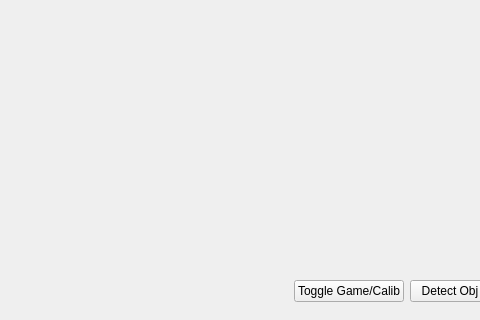
Before: the Qt Designer form ui/MainWindow.ui in dattanchu/Astronomican, drawn with Qt 5; both pictures show x 206 to 686 and y 280 to 600 of the 800 by 600 pixel window.
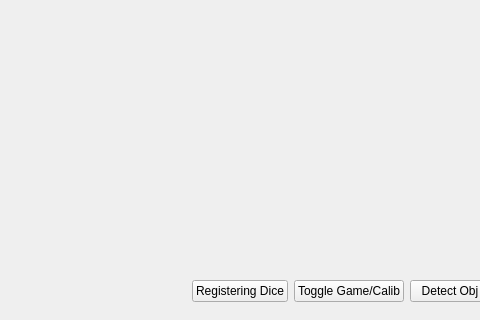
After: the same form once the commit is applied.

Commit message: working on dice registration. Currently we assume the size of the dice is around 50x50 pix on our virtual screen. We will add a feature that enable player to increase or decrease the size of the dices later. Now we need to focus on detecting the dice base on their templates.

```diff
--- a/ui/MainWindow.ui
+++ b/ui/MainWindow.ui
@@ -54,6 +54,13 @@
          </property>
         </spacer>
        </item>
+       <item>
+        <widget class="QPushButton" name="DiceRegister">
+         <property name="text">
+          <string>Registering Dice</string>
+         </property>
+        </widget>
+       </item>
        <item>
         <widget class="QPushButton" name="Toggle">
          <property name="text">
```
The commit also changes 11 other files.
